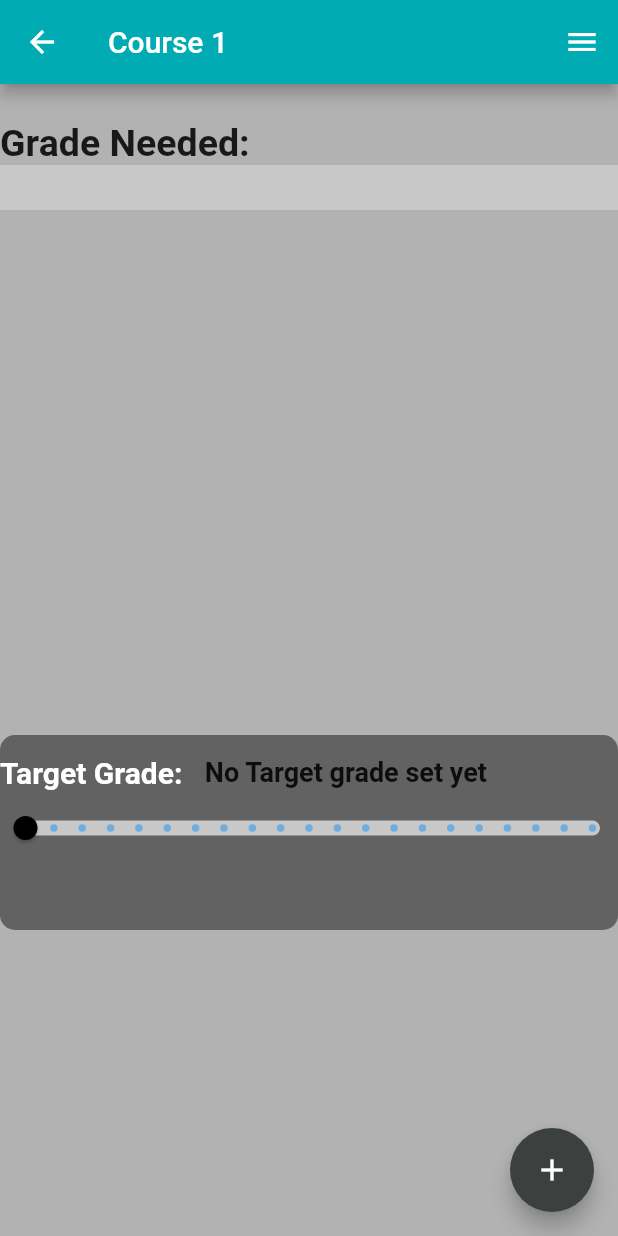
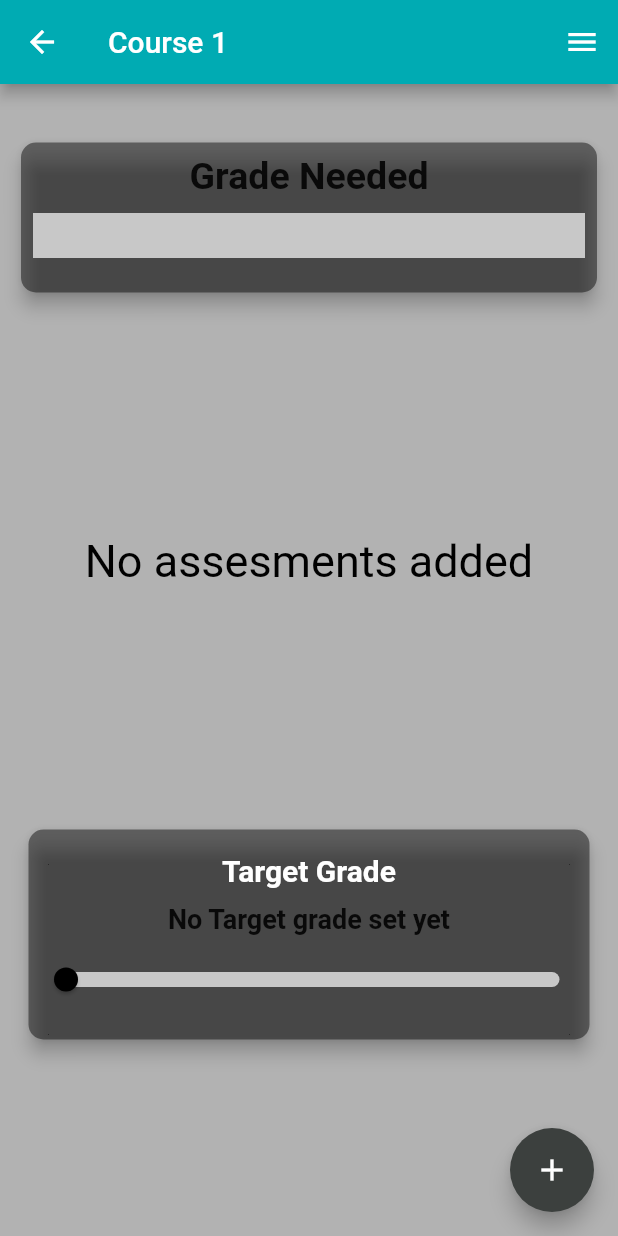
Before and after one commit to MostafaHamedd/Course-grade-tracker, a Flutter app: the CoursesPage screen opened directly, after a tap on "Course 1", on a phone screen of 412 x 824 dp. Run offline on Flutter 3.47's test engine with Material 2 defaults, Android fonts, the phone set to English and light mode, and no system bars; our stand-ins replace fluttertoast, page_transition, sqflite; accounts and stored records are empty.

Commit message:
Layout changes

```diff
--- a/lib/coursePage.dart
+++ b/lib/coursePage.dart
@@ -35,7 +35,10 @@ class _coursePageState extends State<coursePage> {
         ),
         backgroundColor: Color.fromRGBO(0, 171, 179, 2),
       ),
-      body: courseContent(),
+      body: Padding(
+        padding: const EdgeInsets.all(10.0),
+        child: courseContent(),
+      ),
       floatingActionButton: myFloatingButton(),
       endDrawer: appDrawer(),
     );
@@ -243,33 +246,55 @@ class _coursePageState extends State<coursePage> {
         children: [
           Padding(
             padding: const EdgeInsets.fromLTRB(0, 25, 0, 0),
-            child: Container(
-              child: Row(
-                mainAxisAlignment: MainAxisAlignment.spaceBetween,
+            child: Card(
+              color: Colors.black45,
+              shape: RoundedRectangleBorder(
+                borderRadius: BorderRadius.circular(10.0),
+              ),
+              elevation: 5.0,
+              child: Padding(
+                padding: const EdgeInsets.all(8.0),
+                child: Column(
                   children: [
                     Text(
-                    "Grade Needed: ",
-                    style: TextStyle(fontWeight: FontWeight.bold, fontSize: 25),
+                      "Grade Needed",
+                      style:
+                          TextStyle(fontWeight: FontWeight.bold, fontSize: 25),
                     ),
+                    SizedBox(
+                      height: 10,
+                    ),
+                    progressBar(),
+                    SizedBox(
+                      height: 15,
+                    )
                   ],
                 ),
               ),
             ),
-          progressBar(),
+          ),
           assesmentContainer(),
-          Container(
-              height: 130,
-              decoration: BoxDecoration(
+          Padding(
+            padding: const EdgeInsets.fromLTRB(5, 0, 5, 0),
+            child: Card(
                 color: Colors.black45,
-                borderRadius: BorderRadius.all(Radius.circular(10)),
+                shape: RoundedRectangleBorder(
+                  borderRadius: BorderRadius.circular(10.0),
                 ),
+                elevation: 5.0,
+                child: Padding(
+                  padding: const EdgeInsets.all(8.0),
                   child: Column(
                     children: [
                       targetGrade(),
                       targetSlider(),
+                      SizedBox(
+                        height: 20,
+                      )
                     ],
+                  ),
                 )),
-
+          ),
         ],
       ),
     );
@@ -278,7 +303,7 @@ class _coursePageState extends State<coursePage> {
   Widget targetSlider() {
     return SliderTheme(
       data: SliderTheme.of(context).copyWith(
-        activeTrackColor: ReusableWidgets().getButtonsColor(),
+        activeTrackColor: ReusableWidgets().progressBarValueColor(),
         inactiveTrackColor: ReusableWidgets().progressBarBackgroundColor(),
         trackShape: RoundedRectSliderTrackShape(),
         trackHeight: 10.0,
@@ -291,11 +316,11 @@ class _coursePageState extends State<coursePage> {
         value: widget.course.desiredGrade,
         min: 0,
         max: 100,
-        divisions: 20,
+        divisions: null,
         label: widget.course.desiredGrade.toString(),
         onChanged: (double value) {
           calculated = true;
-          widget.course.desiredGrade = value;
+          widget.course.desiredGrade = value.roundToDouble();
           setState(() {});
         },
       ),
@@ -303,22 +328,25 @@ class _coursePageState extends State<coursePage> {
   }
 
   Widget targetGrade() {
-    return Row(
+    return Padding(
+      padding: const EdgeInsets.all(8.0),
+      child: Column(
         children: [
-        SizedBox(
-          height: 50,
-        ),
-        Text("Target Grade: ",
+          Text("Target Grade",
               style: TextStyle(
                   fontWeight: FontWeight.bold,
                   fontSize: 20,
                   color: Colors.white)),
           SizedBox(
-          width: 10,
+            height: 10,
           ),
           Text(widget.course.getTargetGrade(),
               style: TextStyle(fontWeight: FontWeight.bold, fontSize: 18)),
+          SizedBox(
+            height: 10,
+          ),
         ],
+      ),
     );
   }
 
@@ -363,7 +391,8 @@ class _coursePageState extends State<coursePage> {
                               Navigator.of(context).pop();
                             },
                             style: ElevatedButton.styleFrom(
-                              backgroundColor: ReusableWidgets().getButtonsColor(),
+                              backgroundColor:
+                                  ReusableWidgets().getButtonsColor(),
                             )),
                         ElevatedButton(
                             child: Text("Calculate"),
@@ -376,7 +405,8 @@ class _coursePageState extends State<coursePage> {
                               }
                             },
                             style: ElevatedButton.styleFrom(
-                              backgroundColor: ReusableWidgets().getButtonsColor(),
+                              backgroundColor:
+                                  ReusableWidgets().getButtonsColor(),
                             )),
                       ],
                     );
@@ -389,6 +419,7 @@ class _coursePageState extends State<coursePage> {
   }
 
   Widget assesmentContainer() {
+    if (widget.course.content.isNotEmpty) {
       return Container(
         height: 350,
         child: ListView.builder(
@@ -420,7 +451,8 @@ class _coursePageState extends State<coursePage> {
               child: ListTile(
                   leading: assesment.getIcon(),
                   title: Text(assesment.name),
-                subtitle: Text("Weight: " + assesment.weight.toString() + "%"),
+                  subtitle:
+                      Text("Weight: " + assesment.weight.toString() + "%"),
                   trailing: Text("Grade: " + assesment.grade.toString() + "%"),
                   onTap: () {
                     showDialog(
@@ -446,13 +478,14 @@ class _coursePageState extends State<coursePage> {
                                     Navigator.of(context).pop();
                                   },
                                   style: ElevatedButton.styleFrom(
-                                  backgroundColor: ReusableWidgets().getButtonsColor(),
+                                    backgroundColor:
+                                        ReusableWidgets().getButtonsColor(),
                                   )),
                               ElevatedButton(
                                   child: Text("Submit"),
                                   onPressed: () {
-                                  if (assesment
-                                      .isAttainable(double.parse(testGrade))) {
+                                    if (assesment.isAttainable(
+                                        double.parse(testGrade))) {
                                       assesment.grade = double.parse(testGrade);
                                       assesment.completed = true;
                                       setState(() {});
@@ -463,7 +496,8 @@ class _coursePageState extends State<coursePage> {
                                     }
                                   },
                                   style: ElevatedButton.styleFrom(
-                                  backgroundColor: ReusableWidgets().getButtonsColor(),
+                                    backgroundColor:
+                                        ReusableWidgets().getButtonsColor(),
                                   )),
                             ],
                           );
@@ -473,6 +507,9 @@ class _coursePageState extends State<coursePage> {
           },
         ),
       );
+    } else {
+      return Container(height:350,child: Center(child: Text("No assesments added", style: TextStyle(color: Colors.black, fontSize: 30)),),);
+    }
   }
 
   Widget progressBar() {
--- a/lib/reusableWidgets.dart
+++ b/lib/reusableWidgets.dart
@@ -32,6 +32,7 @@ class ReusableWidgets{
     return Color.fromRGBO(200, 200, 200, 2);
    }
     Color progressBarValueColor(){
-      return Color.fromRGBO(0, 171, 179, 2) ;
+       return Color.fromRGBO(0, 171, 179, 2) ;
+      // return Colors.blueAccent;
     }
 }
```
Lines whose indentation alone changed are shown as unchanged.
